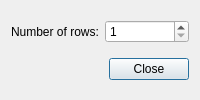
Before: the Qt Designer form plugin-desktopswitch/desktopswitchconfiguration.ui in lxqt/lxqt-panel, drawn with Qt 5.
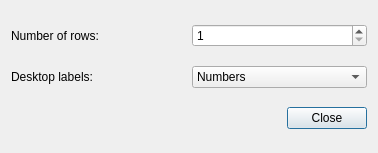
After: the same form once the commit is applied.

```diff
--- a/plugin-desktopswitch/desktopswitchconfiguration.ui
+++ b/plugin-desktopswitch/desktopswitchconfiguration.ui
@@ -2,6 +2,14 @@
 <ui version="4.0">
  <class>DesktopSwitchConfiguration</class>
  <widget class="QDialog" name="DesktopSwitchConfiguration">
+  <property name="geometry">
+   <rect>
+    <x>0</x>
+    <y>0</y>
+    <width>378</width>
+    <height>153</height>
+   </rect>
+  </property>
   <property name="windowTitle">
    <string>DesktopSwitch settings</string>
   </property>
@@ -26,7 +34,14 @@
      </property>
     </widget>
    </item>
-   <item row="1" column="0" colspan="2">
+   <item row="1" column="0">
+    <widget class="QLabel" name="label">
+     <property name="text">
+      <string>Desktop labels:</string>
+     </property>
+    </widget>
+   </item>
+   <item row="2" column="0" colspan="2">
     <widget class="QDialogButtonBox" name="buttons">
      <property name="orientation">
       <enum>Qt::Horizontal</enum>
@@ -36,6 +51,20 @@
      </property>
     </widget>
    </item>
+   <item row="1" column="1">
+    <widget class="QComboBox" name="labelTypeCB">
+     <item>
+      <property name="text">
+       <string>Numbers</string>
+      </property>
+     </item>
+     <item>
+      <property name="text">
+       <string>Names</string>
+      </property>
+     </item>
+    </widget>
+   </item>
   </layout>
  </widget>
  <resources/>
```
